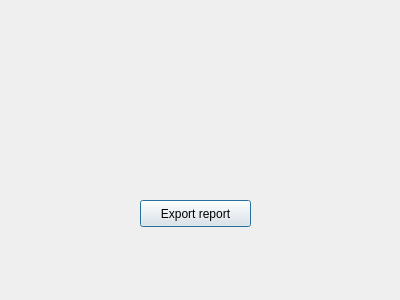
Qt form reportgenerator.ui (YUSIFABOOD/Inventory) before a commit.
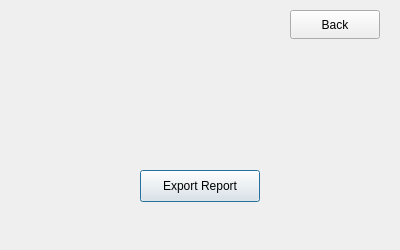
The same form after that commit.

Commit message: Dashboard and Reports generator pages done succesfully

```diff
--- a/reportgenerator.ui
+++ b/reportgenerator.ui
@@ -7,7 +7,7 @@
     <x>0</x>
     <y>0</y>
     <width>400</width>
-    <height>300</height>
+    <height>250</height>
    </rect>
   </property>
   <property name="windowTitle">
@@ -17,13 +17,26 @@
    <property name="geometry">
     <rect>
      <x>140</x>
-     <y>200</y>
-     <width>111</width>
-     <height>27</height>
+     <y>170</y>
+     <width>120</width>
+     <height>32</height>
     </rect>
    </property>
    <property name="text">
-    <string>Export report</string>
+    <string>Export Report</string>
+   </property>
+  </widget>
+  <widget class="QPushButton" name="GenerateReports_Back">
+   <property name="geometry">
+    <rect>
+     <x>290</x>
+     <y>10</y>
+     <width>90</width>
+     <height>29</height>
+    </rect>
+   </property>
+   <property name="text">
+    <string>Back</string>
    </property>
   </widget>
  </widget>
```
Left out of the diff: 4 changed lines with no effect on the pictures. The commit also changes 14 other files.
